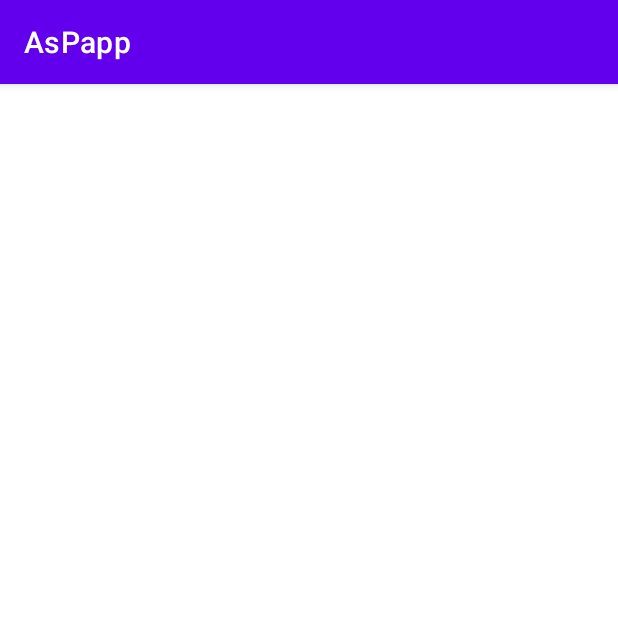
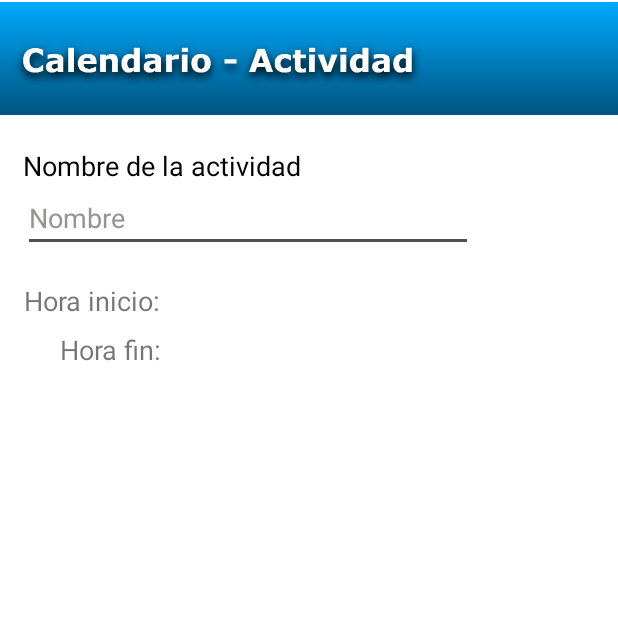
Before and after one commit to Bernardo-GD/AsPapp0.5, an Android app: the CalendarioActividad screen opened directly, with no data from a screen before it, on a phone screen of 412 x 824 dp, the top half of it. Run offline under Robolectric (Android 15) with nearby library versions, the phone set to English and light mode, and no system bars; 1 statement that could not run was skipped.

Commit message:
Seleccionando fecha de calendario

```diff
--- a/app/src/main/java/com/pachoncito/aspapp/CalendarioActividad.java
+++ b/app/src/main/java/com/pachoncito/aspapp/CalendarioActividad.java
@@ -2,13 +2,33 @@ package com.pachoncito.aspapp;
 
 import androidx.appcompat.app.AppCompatActivity;
 
+import android.graphics.Color;
+import android.graphics.drawable.ColorDrawable;
 import android.os.Bundle;
+import android.widget.Toast;
 
 public class CalendarioActividad extends AppCompatActivity {
+
+    private String fechaRecibida;
 
     @Override
     protected void onCreate(Bundle savedInstanceState) {
         super.onCreate(savedInstanceState);
         setContentView(R.layout.activity_calendario_actividad);
+        //exportar la imagen de adobe xd, y agregar los atributos para quitar la tool bar y agrega la imagen
+        //correspondiente
+        //cambiar el color dde la barra donde está la hora, notificaciones, etc
+        getWindow().setStatusBarColor(Color.parseColor("#01AAFF"));
+
+        //cambiar fondo a blanco
+        getWindow().setBackgroundDrawable(new ColorDrawable(Color.parseColor("#FFFFFF")));
+        //quitar actionbar
+        getSupportActionBar().hide();
+
+        //agregar el intent para recibir la fecha y mostrar en un toast
+
+        fechaRecibida = getIntent().getStringExtra("fechaRegistro");
+        Toast.makeText(this, fechaRecibida, Toast.LENGTH_LONG).show();
+
     }
 }
--- a/app/src/main/java/com/pachoncito/aspapp/CalendarioPrincipal.java
+++ b/app/src/main/java/com/pachoncito/aspapp/CalendarioPrincipal.java
@@ -44,10 +44,9 @@ public class CalendarioPrincipal extends AppCompatActivity {
 
     public void irActividad (View view){
 
-        Intent irRegistrarActividad = new Intent();
-
+        Intent irRegistrarActividad = new Intent(this, CalendarioActividad.class);
         irRegistrarActividad.putExtra("fechaRegistro", fecha);
-
+        startActivity(irRegistrarActividad);
     }
 
     public void irAmorometros (View view){
--- a/app/src/main/res/layout/activity_calendario_actividad.xml
+++ b/app/src/main/res/layout/activity_calendario_actividad.xml
@@ -6,4 +6,62 @@
     android:layout_height="match_parent"
     tools:context=".CalendarioActividad">
 
+    <ImageView
+        android:id="@+id/imageView14"
+        android:layout_width="wrap_content"
+        android:layout_height="78dp"
+        android:contentDescription="@string/descripcionImagenes"
+        app:layout_constraintEnd_toEndOf="parent"
+        app:layout_constraintHorizontal_bias="0.0"
+        app:layout_constraintStart_toStartOf="parent"
+        app:layout_constraintTop_toTopOf="parent"
+        app:srcCompat="@drawable/tb_calendario_actividad" />
+
+    <TextView
+        android:id="@+id/textView4"
+        android:layout_width="wrap_content"
+        android:layout_height="wrap_content"
+        android:layout_marginStart="15dp"
+        android:layout_marginTop="20dp"
+        android:text="@string/nombreActividad"
+        android:textColor="#020202"
+        android:textSize="18sp"
+        app:layout_constraintStart_toStartOf="parent"
+        app:layout_constraintTop_toBottomOf="@+id/imageView14" />
+
+    <EditText
+        android:id="@+id/editTextTextPersonName"
+        android:layout_width="300dp"
+        android:layout_height="wrap_content"
+        android:layout_marginStart="15dp"
+        android:autofillHints=""
+        android:ems="10"
+        android:hint="@string/ingreseNombreA"
+        android:inputType="textPersonName"
+        android:textColor="#423E3E"
+        android:textColorHint="#989393"
+        app:layout_constraintStart_toStartOf="parent"
+        app:layout_constraintTop_toBottomOf="@+id/textView4" />
+
+    <TextView
+        android:id="@+id/textView5"
+        android:layout_width="wrap_content"
+        android:layout_height="wrap_content"
+        android:layout_marginStart="16dp"
+        android:layout_marginTop="20dp"
+        android:text="@string/horaInicio"
+        android:textSize="18sp"
+        app:layout_constraintStart_toStartOf="parent"
+        app:layout_constraintTop_toBottomOf="@+id/editTextTextPersonName" />
+
+    <TextView
+        android:id="@+id/textView6"
+        android:layout_width="69dp"
+        android:layout_height="26dp"
+        android:layout_marginStart="40dp"
+        android:layout_marginTop="8dp"
+        android:text="@string/horaFin"
+        android:textSize="18sp"
+        app:layout_constraintStart_toStartOf="parent"
+        app:layout_constraintTop_toBottomOf="@+id/textView5" />
 </androidx.constraintlayout.widget.ConstraintLayout>
--- a/app/src/main/res/layout/activity_calendario_principal.xml
+++ b/app/src/main/res/layout/activity_calendario_principal.xml
@@ -71,15 +71,22 @@
 
     <ScrollView
         android:id="@+id/scrollView3"
-        android:layout_width="381dp"
-        android:layout_height="204dp"
+        android:layout_width="379dp"
+        android:layout_height="135dp"
         app:layout_constraintStart_toStartOf="parent"
         app:layout_constraintTop_toBottomOf="@+id/cvPrincipal">
 
         <LinearLayout
             android:layout_width="match_parent"
             android:layout_height="wrap_content"
-            android:orientation="vertical" />
+            android:orientation="vertical">
+
+            <TextView
+                android:id="@+id/textView3"
+                android:layout_width="match_parent"
+                android:layout_height="wrap_content"
+                android:text="@string/ProbandoTexto" />
+        </LinearLayout>
     </ScrollView>
 
     <ImageView
@@ -88,6 +95,7 @@
         android:layout_height="94dp"
         android:layout_marginStart="292dp"
         android:contentDescription="@string/descripcionImagenes"
+        android:onClick="irActividad"
         app:layout_constraintStart_toStartOf="parent"
         app:layout_constraintTop_toBottomOf="@+id/scrollView3"
         app:srcCompat="@drawable/agregar_actividad" />
--- a/app/src/main/res/values/strings.xml
+++ b/app/src/main/res/values/strings.xml
@@ -10,4 +10,12 @@
     <string name="descripcionImagenes">DesIMG</string>
 
     <string name="Buenas">Buenos días :</string>
+
+
+    <string name="ProbandoTexto">Aqui van a ir las actividades</string>
+    <!--Estas son etiquetas de Actividad calendario-->
+    <string name="nombreActividad">Nombre de la actividad</string>
+    <string name="ingreseNombreA">Nombre</string>
+    <string name="horaInicio">Hora inicio: </string>
+    <string name="horaFin">Hora fin: </string>
 </resources>
```
Also changed, not shown: app/src/main/res/drawable/tb_calendario_actividad.png (added).
